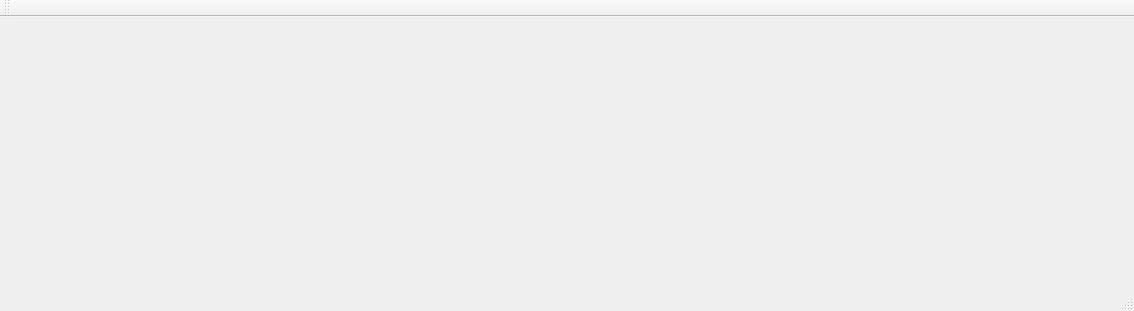
Qt form Projeto de teste/mainwindow.ui (hbarbosa02/ImageProcessing) before a commit.
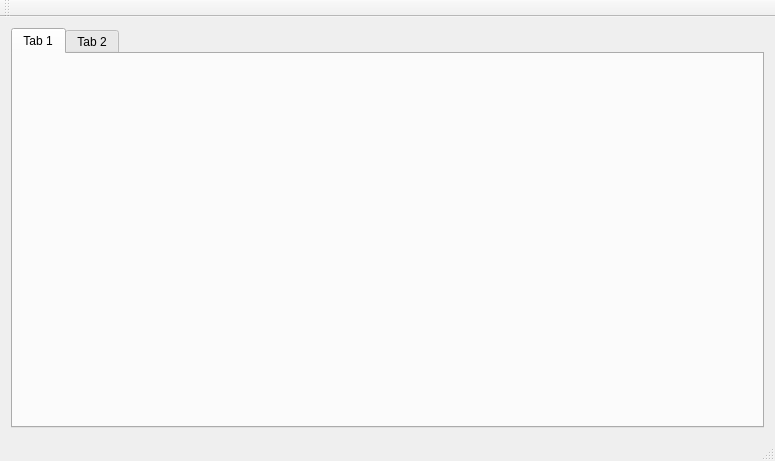
The same form after that commit.

Patch:
```diff
--- a/Projeto de teste/mainwindow.ui
+++ b/Projeto de teste/mainwindow.ui
@@ -6,8 +6,8 @@
    <rect>
     <x>0</x>
     <y>0</y>
-    <width>1134</width>
-    <height>311</height>
+    <width>775</width>
+    <height>461</height>
    </rect>
   </property>
   <property name="minimumSize">
@@ -26,60 +26,48 @@
    <string>MainWindow</string>
   </property>
   <widget class="QWidget" name="centralWidget">
+   <layout class="QGridLayout" name="gridLayout">
+    <item row="0" column="0">
+     <widget class="QTabWidget" name="tabWidget">
+      <widget class="QWidget" name="tab">
+       <attribute name="title">
+        <string>Tab 1</string>
+       </attribute>
    <widget class="QWidget" name="widget" native="true">
     <property name="geometry">
      <rect>
       <x>10</x>
       <y>10</y>
-      <width>1111</width>
-      <height>241</height>
-     </rect>
-    </property>
-    <layout class="QHBoxLayout" name="horizontalLayout">
-     <item>
+          <width>731</width>
+          <height>341</height>
+         </rect>
+        </property>
+        <layout class="QGridLayout" name="gridLayout_2">
+         <item row="0" column="0">
       <widget class="QLabel" name="label">
        <property name="text">
         <string/>
        </property>
       </widget>
      </item>
-     <item>
+         <item row="0" column="1">
       <widget class="QLabel" name="label_2">
        <property name="text">
         <string/>
        </property>
       </widget>
      </item>
-     <item>
-      <widget class="QLabel" name="label_3">
-       <property name="text">
-        <string/>
-       </property>
-      </widget>
-     </item>
-     <item>
-      <widget class="QLabel" name="label_4">
-       <property name="text">
-        <string/>
-       </property>
+        </layout>
+       </widget>
       </widget>
-     </item>
-     <item>
-      <widget class="QLabel" name="label_5">
-       <property name="text">
-        <string/>
-       </property>
+      <widget class="QWidget" name="tab_2">
+       <attribute name="title">
+        <string>Tab 2</string>
+       </attribute>
       </widget>
-     </item>
-     <item>
-      <widget class="QLabel" name="label_6">
-       <property name="text">
-        <string/>
-       </property>
       </widget>
      </item>
     </layout>
-   </widget>
   </widget>
   <widget class="QMenuBar" name="menuBar">
    <property name="geometry">
```
Left out of the diff: 2 changed lines with no effect on the pictures. Lines whose indentation alone changed are shown as unchanged.
